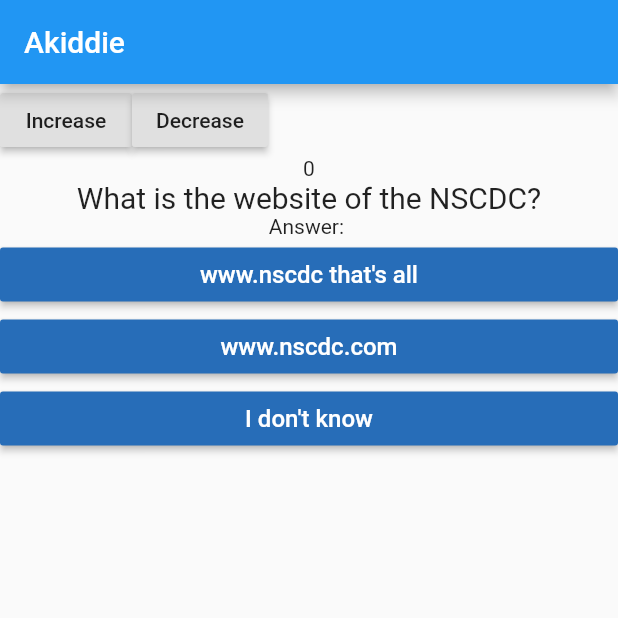
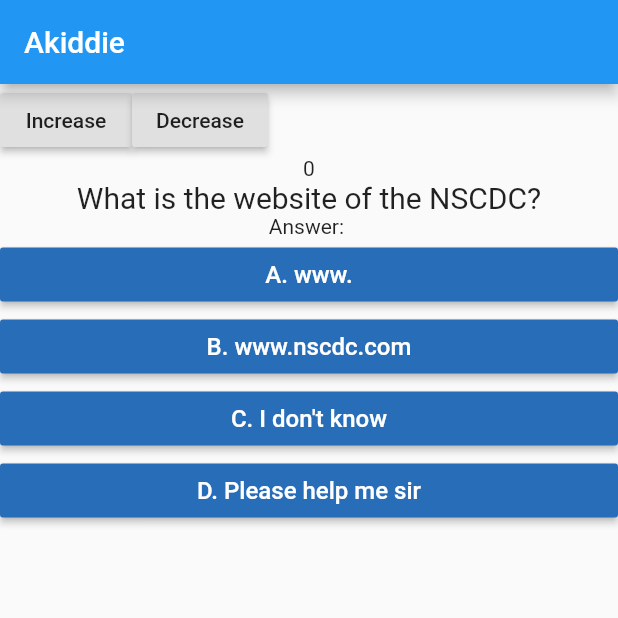
Before and after one commit to the-fanan/flutter-tutorials, a Flutter app: the screen it shows after launch, on a phone screen of 412 x 824 dp, the top half of it. Run offline on Flutter 3.47's test engine with Material 2 defaults, Android fonts, the phone set to English and light mode, and no system bars.

Commit message:
mapping lists to Widgets

```diff
--- a/lib/main.dart
+++ b/lib/main.dart
@@ -27,6 +27,12 @@ class Home extends StatefulWidget{
 class HomeState extends State<Home> {
   int count = 0;
   String _answer = "";
+  var _answers = [
+    {"text": "A. www.", "answer": "A"},
+    {"text": "B. www.nscdc.com", "answer": "B"},
+    {"text": "C. I don't know", "answer": "C"},
+    {"text": "D. Please help me sir", "answer": "D"},
+  ];
   void increaseCount(){
     setState(() {
       this.count++;
@@ -60,10 +66,10 @@ class HomeState extends State<Home> {
         Text('$count'),
         Question('What is the website of the NSCDC?'),
         Text('Answer: ' + this._answer),
-        //notice the anonymous function here
-        Answer("www.nscdc that's all",(){selectAnswer("www.nscdc that's all");} ),
-        Answer("www.nscdc.com", (){selectAnswer("www.nscdc.com");} ),
-        Answer("I don't know", (){selectAnswer("I don't know");} ),
+        ...this._answers.map((answer){
+          //notice the anonymous function here
+          return Answer(answer["text"],(){selectAnswer(answer["answer"]);} );
+        }),
         ],
       ),
     ),
```
